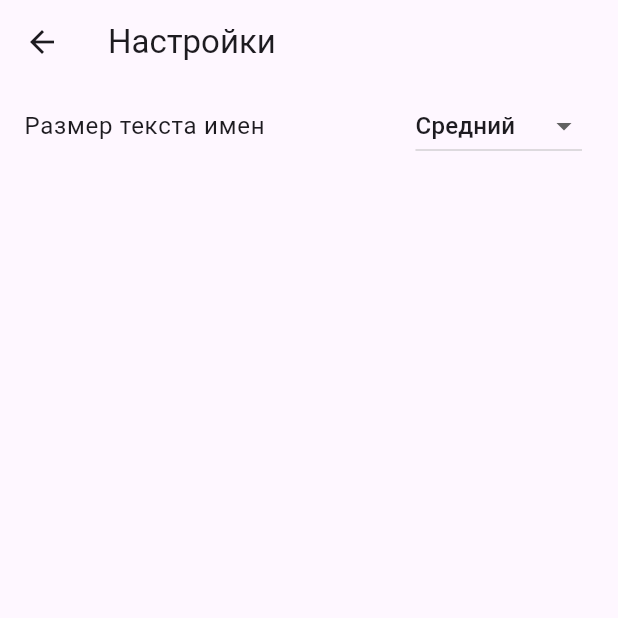
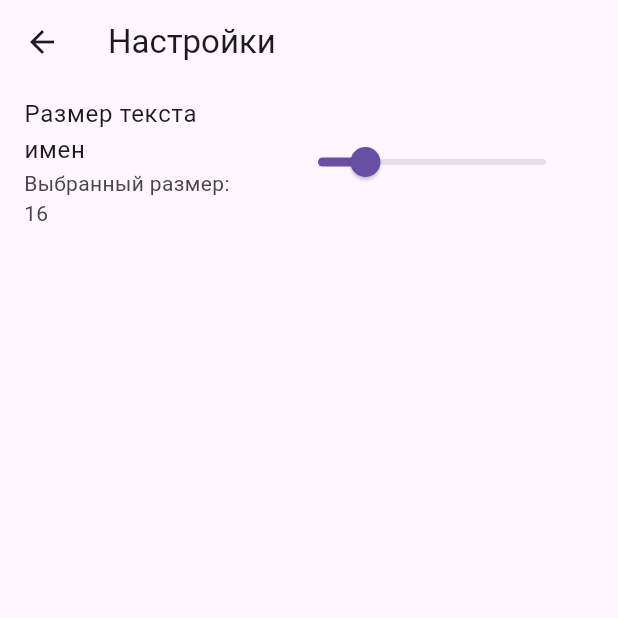
Before and after one commit to Regellion/memorial-app, a Flutter app: the SettingsPage screen opened directly, on a phone screen of 412 x 824 dp, the top half of it. Run offline on Flutter 3.47's test engine with Material 3 defaults, Android fonts, the phone set to English and light mode, and no system bars.

Commit message:
Issue-9 Изменен раздел настроек в меню + добавлена кнопка настроек

```diff
--- a/lib/main.dart
+++ b/lib/main.dart
@@ -93,6 +93,16 @@ class _NameListHomeState extends State<NameListHome> {
       appBar: AppBar(
         title: Text('Помянник'),
         actions: [
+          IconButton(
+              onPressed: () {
+                // Переход в страницу настроек
+                Navigator.push(
+                  context,
+                  MaterialPageRoute(builder: (context) => SettingsPage()),
+                );
+              },
+              icon: Icon(Icons.settings), // Значок настроек
+          ),
           FloatingActionButton(
             onPressed: () {
               _showAddListDialog(context);
@@ -575,27 +585,19 @@ class SettingsPage extends StatelessWidget {
         children: [
           ListTile(
             title: Text('Размер текста имен'),
-            trailing: DropdownButton<double>(
-              value: settings.fontSize,
-              items: [
-                DropdownMenuItem<double>(
-                  value: 14.0,
-                  child: Text('Маленький'),
-                ),
-                DropdownMenuItem<double>(
-                  value: 16.0,
-                  child: Text('Средний'),
-                ),
-                DropdownMenuItem<double>(
-                  value: 18.0,
-                  child: Text('Большой'),
-                ),
-              ],
-              onChanged: (value) {
-                if (value != null) {
+            subtitle: Text('Выбранный размер: ${settings.fontSize.toInt()}'),
+            trailing: SizedBox(
+              width: 200,
+              child: Slider(
+                value: settings.fontSize,
+                min: 10,
+                max: 40,
+                divisions: 30, // Количество шагов (40 - 10 = 30)
+                label: settings.fontSize.toInt().toString(),
+                onChanged: (value) {
                   settings.setFontSize(value);
-                }
-              },
+                },
+              ),
             ),
           ),
         ],
```
